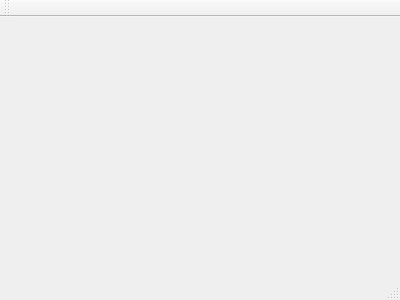
The window that mainwindow.ui (aRooooooba/Library) describes before a commit, drawn with Qt 5.
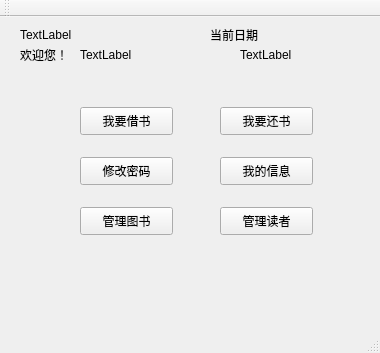
The same window after the commit.

```diff
--- a/mainwindow.ui
+++ b/mainwindow.ui
@@ -1,24 +1,183 @@
 <ui version="4.0">
  <class>MainWindow</class>
- <widget class="QMainWindow" name="MainWindow" >
-  <property name="geometry" >
+ <widget class="QMainWindow" name="MainWindow">
+  <property name="geometry">
    <rect>
     <x>0</x>
     <y>0</y>
-    <width>400</width>
-    <height>300</height>
+    <width>380</width>
+    <height>353</height>
    </rect>
   </property>
   <property name="windowTitle" >
    <string>MainWindow</string>
   </property>
-  <widget class="QMenuBar" name="menuBar" />
-  <widget class="QToolBar" name="mainToolBar" />
-  <widget class="QWidget" name="centralWidget" />
-  <widget class="QStatusBar" name="statusBar" />
+  <widget class="QWidget" name="centralWidget">
+   <widget class="QLabel" name="welcome">
+    <property name="geometry">
+     <rect>
+      <x>20</x>
+      <y>30</y>
+      <width>72</width>
+      <height>15</height>
+     </rect>
+    </property>
+    <property name="text">
+     <string>欢迎您！</string>
+    </property>
+   </widget>
+   <widget class="QLabel" name="model">
+    <property name="geometry">
+     <rect>
+      <x>20</x>
+      <y>10</y>
+      <width>72</width>
+      <height>15</height>
+     </rect>
+    </property>
+    <property name="text">
+     <string>TextLabel</string>
+    </property>
+   </widget>
+   <widget class="QLabel" name="name">
+    <property name="geometry">
+     <rect>
+      <x>80</x>
+      <y>30</y>
+      <width>72</width>
+      <height>15</height>
+     </rect>
+    </property>
+    <property name="text">
+     <string>TextLabel</string>
+    </property>
+   </widget>
+   <widget class="QPushButton" name="borrowBook">
+    <property name="geometry">
+     <rect>
+      <x>80</x>
+      <y>90</y>
+      <width>93</width>
+      <height>28</height>
+     </rect>
+    </property>
+    <property name="text">
+     <string>我要借书</string>
+    </property>
+   </widget>
+   <widget class="QPushButton" name="returnBook">
+    <property name="geometry">
+     <rect>
+      <x>220</x>
+      <y>90</y>
+      <width>93</width>
+      <height>28</height>
+     </rect>
+    </property>
+    <property name="text">
+     <string>我要还书</string>
+    </property>
+   </widget>
+   <widget class="QPushButton" name="editPassword">
+    <property name="geometry">
+     <rect>
+      <x>80</x>
+      <y>140</y>
+      <width>93</width>
+      <height>28</height>
+     </rect>
+    </property>
+    <property name="text">
+     <string>修改密码</string>
+    </property>
+   </widget>
+   <widget class="QPushButton" name="myInformation">
+    <property name="geometry">
+     <rect>
+      <x>220</x>
+      <y>140</y>
+      <width>93</width>
+      <height>28</height>
+     </rect>
+    </property>
+    <property name="text">
+     <string>我的信息</string>
+    </property>
+   </widget>
+   <widget class="QPushButton" name="manageBook">
+    <property name="geometry">
+     <rect>
+      <x>80</x>
+      <y>190</y>
+      <width>93</width>
+      <height>28</height>
+     </rect>
+    </property>
+    <property name="text">
+     <string>管理图书</string>
+    </property>
+   </widget>
+   <widget class="QPushButton" name="managePeople">
+    <property name="geometry">
+     <rect>
+      <x>220</x>
+      <y>190</y>
+      <width>93</width>
+      <height>28</height>
+     </rect>
+    </property>
+    <property name="text">
+     <string>管理读者</string>
+    </property>
+   </widget>
+   <widget class="QLabel" name="label">
+    <property name="geometry">
+     <rect>
+      <x>210</x>
+      <y>10</y>
+      <width>72</width>
+      <height>15</height>
+     </rect>
+    </property>
+    <property name="text">
+     <string>当前日期</string>
+    </property>
+   </widget>
+   <widget class="QLabel" name="date">
+    <property name="geometry">
+     <rect>
+      <x>240</x>
+      <y>30</y>
+      <width>72</width>
+      <height>15</height>
+     </rect>
+    </property>
+    <property name="text">
+     <string>TextLabel</string>
+    </property>
+   </widget>
+  </widget>
+  <widget class="QMenuBar" name="menuBar">
+   <property name="geometry">
+    <rect>
+     <x>0</x>
+     <y>0</y>
+     <width>380</width>
+     <height>26</height>
+    </rect>
+   </property>
+  </widget>
+  <widget class="QToolBar" name="mainToolBar">
+   <attribute name="toolBarArea">
+    <enum>TopToolBarArea</enum>
+   </attribute>
+   <attribute name="toolBarBreak">
+    <bool>false</bool>
+   </attribute>
+  </widget>
+  <widget class="QStatusBar" name="statusBar"/>
  </widget>
- <layoutDefault spacing="6" margin="11" />
- <pixmapfunction></pixmapfunction>
+ <layoutdefault spacing="6" margin="11"/>
  <resources/>
  <connections/>
 </ui>
```
Left out of the diff: 5 changed lines with no effect on the pictures.
